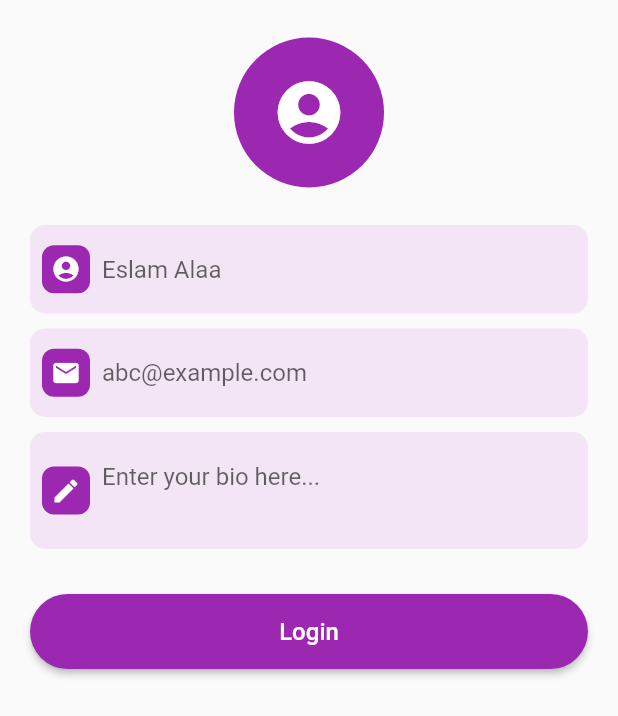
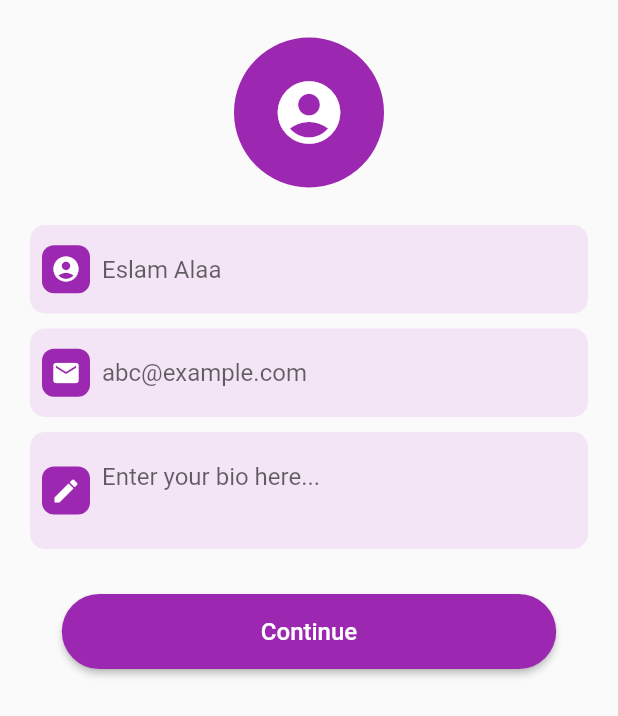
Before and after one commit to Eslam-Alaa-ZX/Flutter-Firebase-Phone-Auth, a Flutter app: the UserInfoPage screen opened directly, on a phone screen of 412 x 824 dp. Shown: the top 716 px of the screen. Run offline on Flutter 3.47's test engine with Material 2 defaults, Android fonts, the phone set to English and light mode, and no system bars; our stand-ins replace cloud_firestore, country_picker, firebase_auth, firebase_core, pinput, shared_preferences; accounts and stored records are empty.

Commit message:
EslamAlaa: user model.

```diff
--- /dev/null
+++ b/lib/model/userModel.dart
@@ -0,0 +1,42 @@
+class UserModel {
+  final String email;
+  final String name;
+  final String bio;
+  final String profileImg;
+  final String createdAt;
+  final String phone;
+  final String userId;
+
+  UserModel(
+      {required this.email,
+      required this.name,
+      required this.bio,
+      required this.profileImg,
+      required this.createdAt,
+      required this.phone,
+      required this.userId});
+
+  factory UserModel.fromMap(Map<String, dynamic> map) {
+    return UserModel(
+      email: map["email"] ?? "",
+      name: map["name"] ?? "",
+      bio: map["bio"] ?? "",
+      profileImg: map["profileImg"] ?? "",
+      createdAt: map["createdAt"] ?? "",
+      phone: map["phone"] ?? "",
+      userId: map["userId"] ?? "",
+    );
+  }
+
+  Map<String, dynamic> tpMap(){
+    return{
+      "userId":userId,
+      "phone":phone,
+      "createdAt":createdAt,
+      "profileImg":profileImg,
+      "bio":bio,
+      "name":name,
+      "email":email
+    };
+  }
+}
--- a/lib/pages/user_info_page.dart
+++ b/lib/pages/user_info_page.dart
@@ -1,7 +1,9 @@
 import 'package:flutter/material.dart';
+import 'package:flutter_firebase_phone_auth/utilty/showSnackBar.dart';
 import 'package:flutter_firebase_phone_auth/widgets/cst_text_field.dart';
 import 'package:provider/provider.dart';
 
+import '../model/userModel.dart';
 import '../provider/authProvider.dart';
 import '../provider/data.dart';
 import '../widgets/cst_btn.dart';
@@ -33,28 +35,44 @@ class UserInfoPage extends StatelessWidget {
                           ),
                         )
                       : CircleAvatar(
-                    backgroundImage: FileImage(data.img!),
-                    radius: 50,
-                  ),
+                          backgroundImage: FileImage(data.img!),
+                          radius: 50,
+                        ),
                 ),
                 Container(
                   width: MediaQuery.of(context).size.width,
-                  padding: const EdgeInsets.symmetric(vertical: 5, horizontal: 15),
+                  padding:
+                      const EdgeInsets.symmetric(vertical: 5, horizontal: 15),
                   margin: const EdgeInsets.only(top: 20),
                   child: Column(
                     children: [
-                      CstTextField(hint: "Eslam Alaa", icon: Icons.account_circle, type: TextInputType.name, maxLines: 1, controller: data.nameController),
-                      CstTextField(hint: "abc@example.com", icon: Icons.email, type: TextInputType.emailAddress, maxLines: 1, controller: data.emailController),
-                      CstTextField(hint: "Enter your bio here...", icon: Icons.edit, type: TextInputType.text, maxLines: 2, controller: data.bioController),
+                      CstTextField(
+                          hint: "Eslam Alaa",
+                          icon: Icons.account_circle,
+                          type: TextInputType.name,
+                          maxLines: 1,
+                          controller: data.nameController),
+                      CstTextField(
+                          hint: "abc@example.com",
+                          icon: Icons.email,
+                          type: TextInputType.emailAddress,
+                          maxLines: 1,
+                          controller: data.emailController),
+                      CstTextField(
+                          hint: "Enter your bio here...",
+                          icon: Icons.edit,
+                          type: TextInputType.text,
+                          maxLines: 2,
+                          controller: data.bioController),
                       const SizedBox(
                         height: 20,
                       ),
                       SizedBox(
-                        width: double.infinity,
+                        width: MediaQuery.of(context).size.width * 0.80,
                         height: 50,
                         child: CstBtn(
-                          txt: "Login",
-                          fun: (){},
+                          txt: "Continue",
+                          fun: () => storeDataInDB(context, data),
                         ),
                       ),
                     ],
@@ -67,4 +85,19 @@ class UserInfoPage extends StatelessWidget {
       ),
     );
   }
+
+  void storeDataInDB(BuildContext context, Data da) async {
+    UserModel(
+        email: da.emailController.text.trim(),
+        name: da.nameController.text.trim(),
+        bio: da.bioController.text.trim(),
+        profileImg: "",
+        createdAt: "",
+        phone: "",
+        userId: "");
+    if (da.img != null) {
+    } else {
+      showSnackBar(context, "Please upload your profile photo.");
+    }
+  }
 }
--- a/lib/provider/authProvider.dart
+++ b/lib/provider/authProvider.dart
@@ -1,6 +1,7 @@
 import 'package:cloud_firestore/cloud_firestore.dart';
 import 'package:firebase_auth/firebase_auth.dart';
 import 'package:flutter/material.dart';
+import 'package:flutter_firebase_phone_auth/model/userModel.dart';
 import 'package:flutter_firebase_phone_auth/pages/o_t_p_page.dart';
 import 'package:flutter_firebase_phone_auth/utilty/showSnackBar.dart';
 import 'package:shared_preferences/shared_preferences.dart';
@@ -90,4 +91,7 @@ String get getUserId => userId!;
       return false;
     }
   }
+
+
+
 }
```
